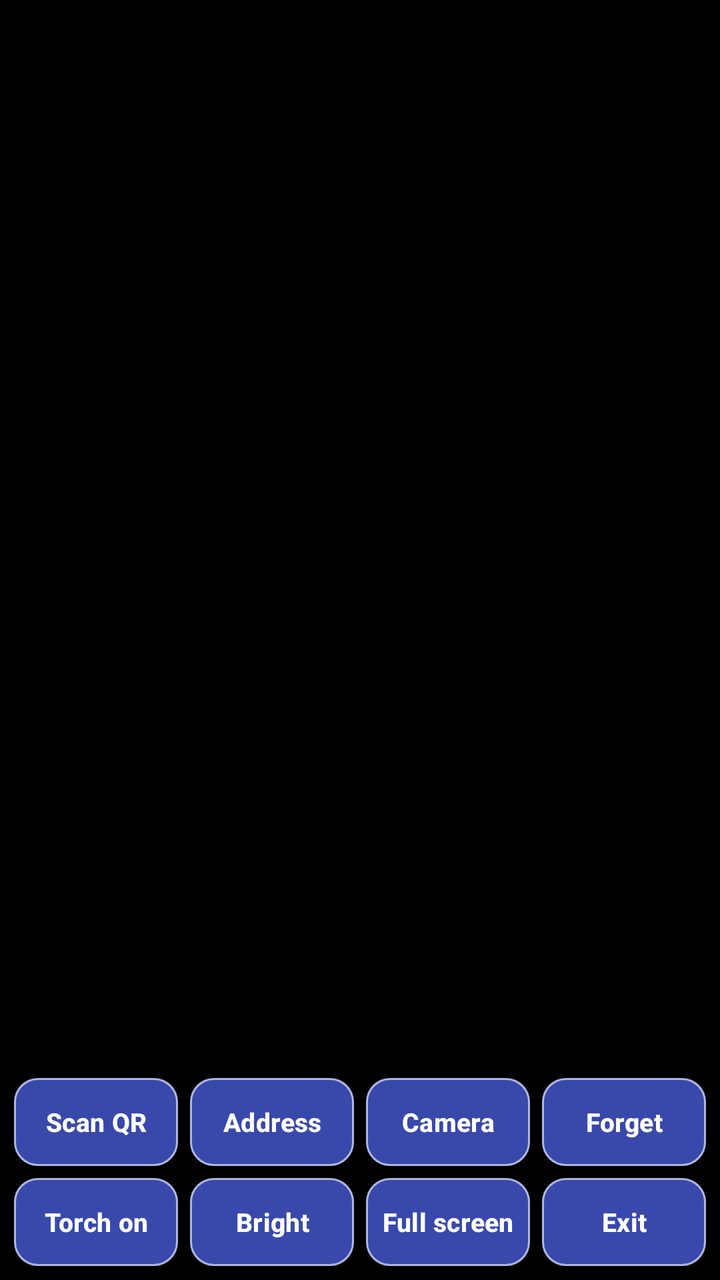
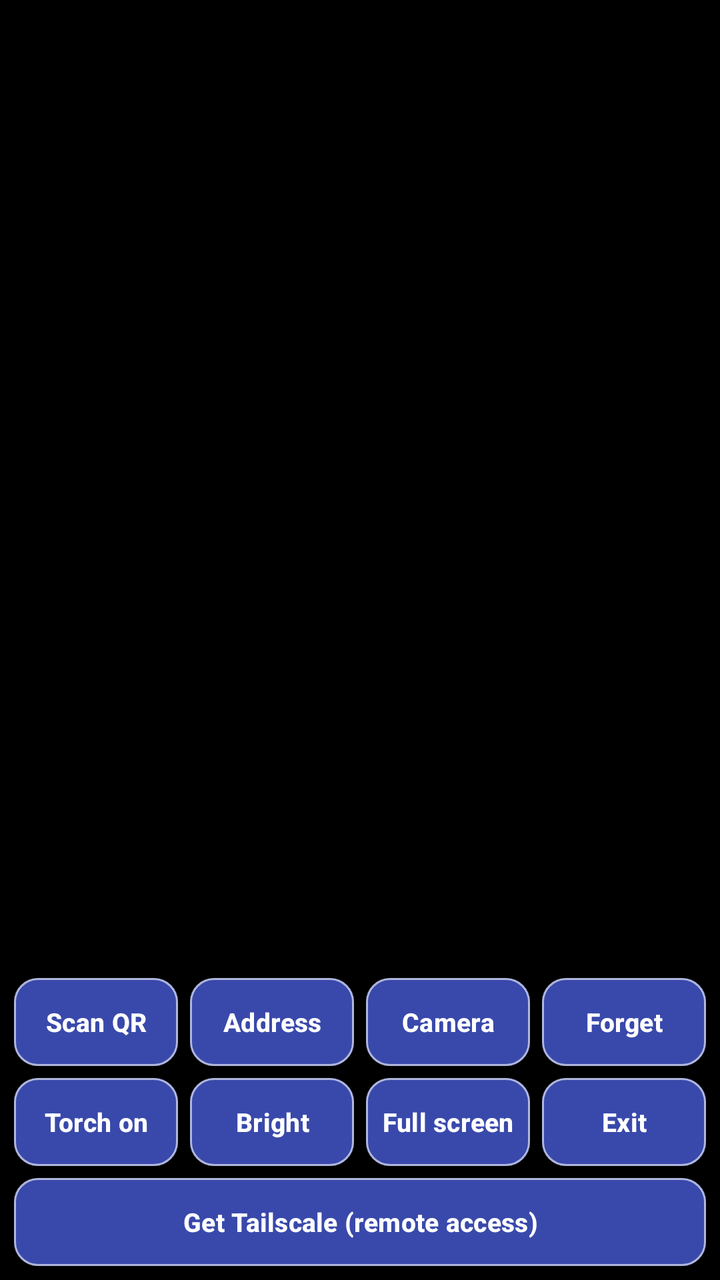

Before-and-after screenshots of an Android layout around one commit, followed by the original layout XML and the change that was made.
<!-- AndroidManifest.xml: application theme Theme.BZViewViewer -->
<!-- res/layout/activity_viewer.xml -->
<?xml version="1.0" encoding="utf-8"?>
<FrameLayout xmlns:android="http://schemas.android.com/apk/res/android"
    android:id="@+id/root"
    android:layout_width="match_parent"
    android:layout_height="match_parent"
    android:background="#000000">

    <ImageView
        android:id="@+id/videoView"
        android:layout_width="match_parent"
        android:layout_height="match_parent"
        android:contentDescription="@string/live_video"
        android:scaleType="fitCenter" />

    
    <TextView
        android:id="@+id/liveBadge"
        android:layout_width="wrap_content"
        android:layout_height="wrap_content"
        android:layout_gravity="top|center_horizontal"
        android:layout_marginTop="8dp"
        android:background="@drawable/live_badge_bg"
        android:paddingStart="12dp"
        android:paddingTop="5dp"
        android:paddingEnd="12dp"
        android:paddingBottom="5dp"
        android:textColor="#FFFFFF"
        android:textSize="15sp"
        android:textStyle="bold"
        android:typeface="monospace"
        android:visibility="gone" />

    <TextView
        android:id="@+id/statusText"
        android:layout_width="wrap_content"
        android:layout_height="wrap_content"
        android:layout_gravity="top|start"
        android:layout_marginStart="8dp"
        android:layout_marginTop="52dp"
        android:layout_marginEnd="8dp"
        android:layout_marginBottom="8dp"
        android:background="#99000000"
        android:padding="8dp"
        android:textColor="#FFFFFF"
        android:textSize="14sp" />

    <Button
        android:id="@+id/exitFullscreenButton"
        style="@style/ControlButton"
        android:layout_width="wrap_content"
        android:layout_height="wrap_content"
        android:layout_gravity="top|end"
        android:layout_margin="8dp"
        android:paddingLeft="16dp"
        android:paddingRight="16dp"
        android:text="@string/exit_fullscreen"
        android:visibility="gone" />

    <LinearLayout
        android:id="@+id/controlBar"
        android:layout_width="match_parent"
        android:layout_height="wrap_content"
        android:layout_gravity="bottom"
        android:background="#B3000000"
        android:orientation="vertical"
        android:padding="4dp">

        <LinearLayout
            android:layout_width="match_parent"
            android:layout_height="wrap_content"
            android:orientation="horizontal">

            <Button
                android:id="@+id/scanButton"
                style="@style/ControlButton"
                android:text="@string/scan_qr" />

            <Button
                android:id="@+id/addressButton"
                style="@style/ControlButton"
                android:text="@string/address" />

            <Button
                android:id="@+id/cameraButton"
                style="@style/ControlButton"
                android:text="@string/camera_button" />

            <Button
                android:id="@+id/disconnectButton"
                style="@style/ControlButton"
                android:text="@string/forget" />
        </LinearLayout>

        <LinearLayout
            android:layout_width="match_parent"
            android:layout_height="wrap_content"
            android:orientation="horizontal">

            <Button
                android:id="@+id/torchButton"
                style="@style/ControlButton"
                android:text="@string/torch_on" />

            <Button
                android:id="@+id/brightButton"
                style="@style/ControlButton"
                android:text="@string/bright" />

            <Button
                android:id="@+id/fullscreenButton"
                style="@style/ControlButton"
                android:text="@string/fullscreen" />

            <Button
                android:id="@+id/exitButton"
                style="@style/ControlButton"
                android:text="@string/exit" />
        </LinearLayout>
    </LinearLayout>
</FrameLayout>
<!-- resources referenced by this layout -->
<resources>
  <!-- drawable live_badge_bg (drawable) -->
  <?xml version="1.0" encoding="utf-8"?>
  <shape xmlns:android="http://schemas.android.com/apk/res/android" android:shape="rectangle">
      <solid android:color="#CC000000" />
      <corners android:radius="16dp" />
  </shape>
  <string name="address">Address</string>
  <string name="bright">Bright</string>
  <string name="camera_button">Camera</string>
  <string name="exit">Exit</string>
  <string name="exit_fullscreen">Exit full screen</string>
  <string name="forget">Forget</string>
  <string name="fullscreen">Full screen</string>
  <string name="live_video">Live video</string>
  <string name="scan_qr">Scan QR</string>
  <string name="torch_on">Torch on</string>
  <style name="ControlButton" parent="Widget.Material3.Button">
          <item name="android:layout_width">0dp</item>
          <item name="android:layout_height">wrap_content</item>
          <item name="android:layout_weight">1</item>
          <item name="android:layout_margin">3dp</item>
          <item name="android:minWidth">0dp</item>
          <item name="android:minHeight">44dp</item>
          <item name="android:insetTop">0dp</item>
          <item name="android:insetBottom">0dp</item>
          <item name="android:paddingLeft">4dp</item>
          <item name="android:paddingRight">4dp</item>
          <item name="android:textSize">13sp</item>
          <item name="android:textStyle">bold</item>
          <item name="android:maxLines">1</item>
          <item name="android:textColor">@color/control_button_text</item>
          <item name="backgroundTint">@color/control_button_bg</item>
          <item name="strokeColor">@color/control_button_stroke</item>
          <item name="strokeWidth">1dp</item>
          <item name="cornerRadius">12dp</item>
      </style>
  <style name="Theme.BZViewViewer" parent="Theme.Material3.DayNight.NoActionBar" />
</resources>

<!-- the commit's change to res/layout/activity_viewer.xml (unified diff, before → after) -->
@@ -116,5 +116,12 @@
                 style="@style/ControlButton"
                 android:text="@string/exit" />
         </LinearLayout>
+
+        <Button
+            android:id="@+id/tailscaleButton"
+            style="@style/ControlButton"
+            android:layout_width="match_parent"
+            android:layout_height="wrap_content"
+            android:text="@string/get_tailscale" />
     </LinearLayout>
 </FrameLayout>
<!-- resource entries referenced after the edit -->
@@ -13,6 +13,7 @@
   <string name="exit_fullscreen">Exit full screen</string>
   <string name="forget">Forget</string>
   <string name="fullscreen">Full screen</string>
+  <string name="get_tailscale">Get Tailscale (remote access)</string>
   <string name="live_video">Live video</string>
   <string name="scan_qr">Scan QR</string>
   <string name="torch_on">Torch on</string>
